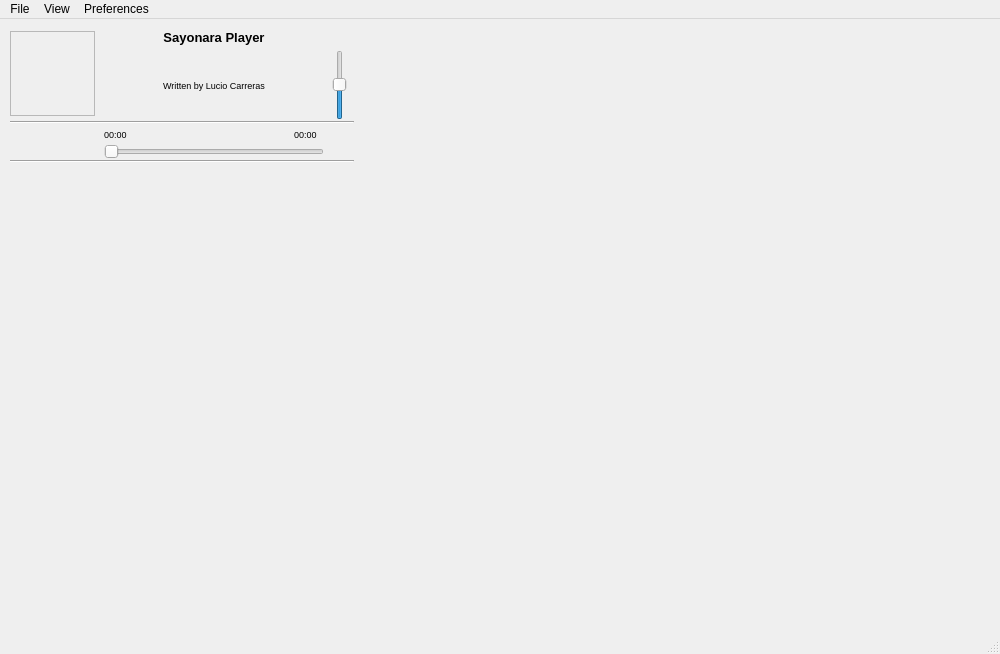
Qt form trunk/GUI/GUI_Simpleplayer.ui (shahid334/sayonara-player) before a commit.
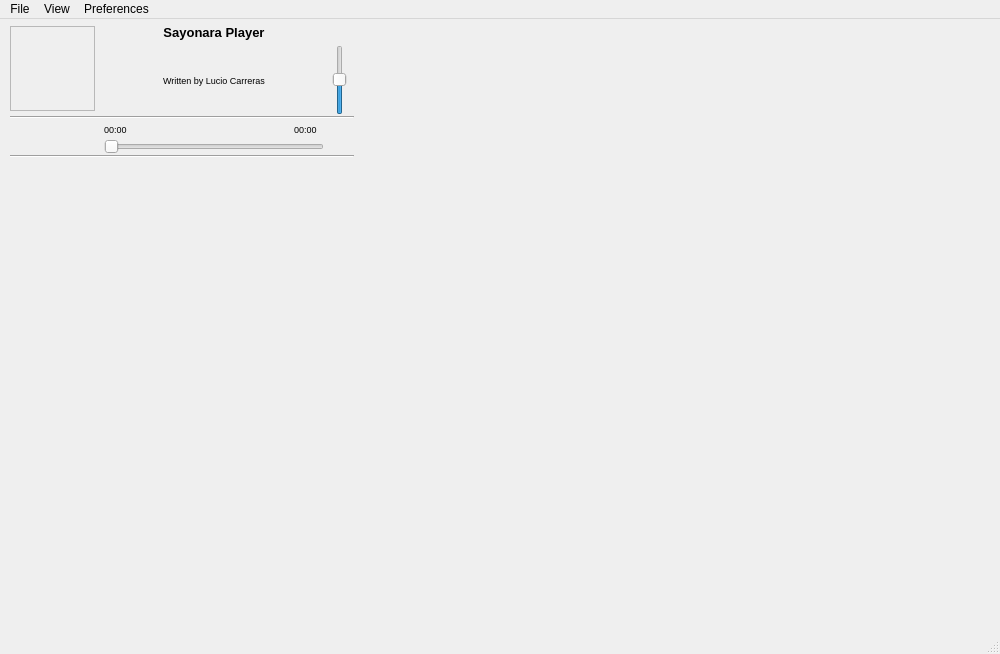
The same form after that commit. Icons and pictures are not drawn.

The edit to the form file:
```diff
--- a/trunk/GUI/GUI_Simpleplayer.ui
+++ b/trunk/GUI/GUI_Simpleplayer.ui
@@ -50,7 +50,7 @@
      <number>10</number>
     </property>
     <property name="topMargin">
-     <number>8</number>
+     <number>3</number>
     </property>
     <property name="rightMargin">
      <number>0</number>
@@ -572,7 +572,7 @@
          <x>0</x>
          <y>0</y>
          <width>335</width>
-         <height>312</height>
+         <height>317</height>
         </rect>
        </property>
       </widget>
```
Left out of the diff: 5 changed lines with no effect on the pictures.
